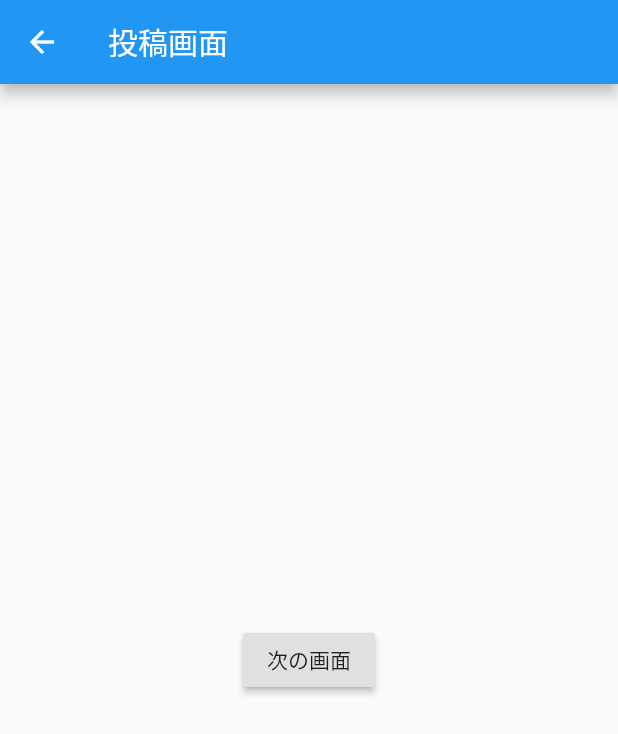
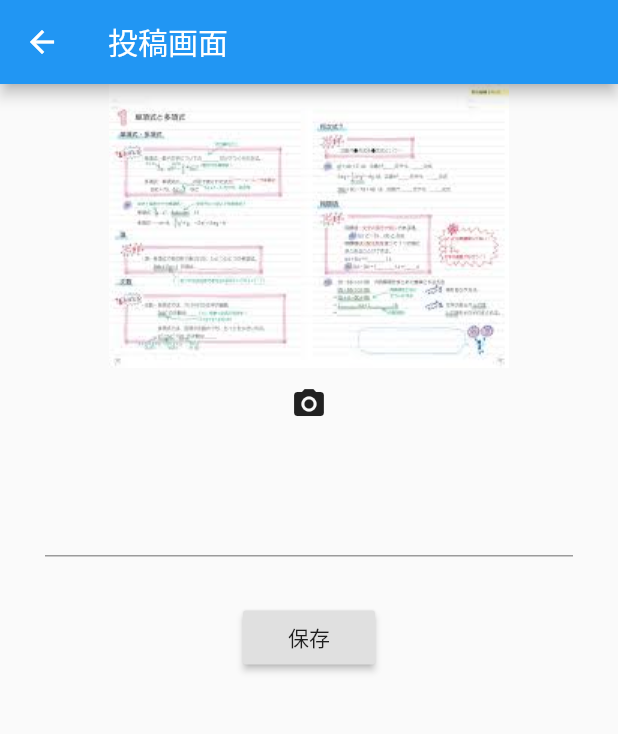
Before and after one commit to kouatht/flutter_benesse, a Flutter app: the SecondRoute screen opened directly, on a phone screen of 412 x 824 dp. Shown: the top 734 px of the screen. Run offline on Flutter 3.47's test engine with Material 2 defaults, Android fonts, the phone set to English and light mode, and no system bars; our stand-ins replace image_picker; missing offline and left inert: rapido.

Commit message:
投稿画面の作成

```diff
--- a/lib/home_route.dart
+++ b/lib/home_route.dart
@@ -1,4 +1,6 @@
 import 'package:flutter/material.dart';
+import 'package:image_picker/image_picker.dart';
+
 class Home extends StatelessWidget {
   @override
   Widget build(BuildContext context) {
@@ -31,14 +33,34 @@ class SecondRoute extends StatelessWidget {
         title: Text("投稿画面"),
       ),
       body: Center(
-        child: RaisedButton(
-          onPressed: () {
-            Navigator.push(
-              context,
-              MaterialPageRoute(builder: (context) => ThirdRoute()),
-            );
-          },
-          child: Text('次の画面'),
+        child: Column(
+          children: <Widget>[
+            Image.asset(
+              'images/noteImage.jpg',
+            ),
+            FlatButton(
+              onPressed: (){
+                //TODO Upload image from library
+
+              },
+              child: Icon(
+                Icons.photo_camera
+              ),
+            ),
+            Padding(
+              padding: const EdgeInsets.all(30.0),
+              child: TextField(
+                enabled: true,
+              ),
+            ),
+            RaisedButton(
+              onPressed: () {
+                //TODO Save command
+                Navigator.pop(context);
+              },
+              child: Text('保存'),
+            ),
+          ],
         ),
       ),
     );
--- a/pubspec.yaml
+++ b/pubspec.yaml
@@ -24,6 +24,7 @@ dependencies:
   flutter:
     sdk: flutter
 
+  image_picker: ^0.6.7+4
 
   # The following adds the Cupertino Icons font to your application.
   # Use with the CupertinoIcons class for iOS style icons.
@@ -47,9 +48,8 @@ flutter:
   uses-material-design: true
 
   # To add assets to your application, add an assets section, like this:
-  # assets:
-  #   - images/a_dot_burr.jpeg
-  #   - images/a_dot_ham.jpeg
+  assets:
+    - images/
 
   # An image asset can refer to one or more resolution-specific "variants", see
   # https://flutter.dev/assets-and-images/#resolution-aware.
```
Also changed, not shown: images/noteImage.jpg (added), pubspec.lock.
